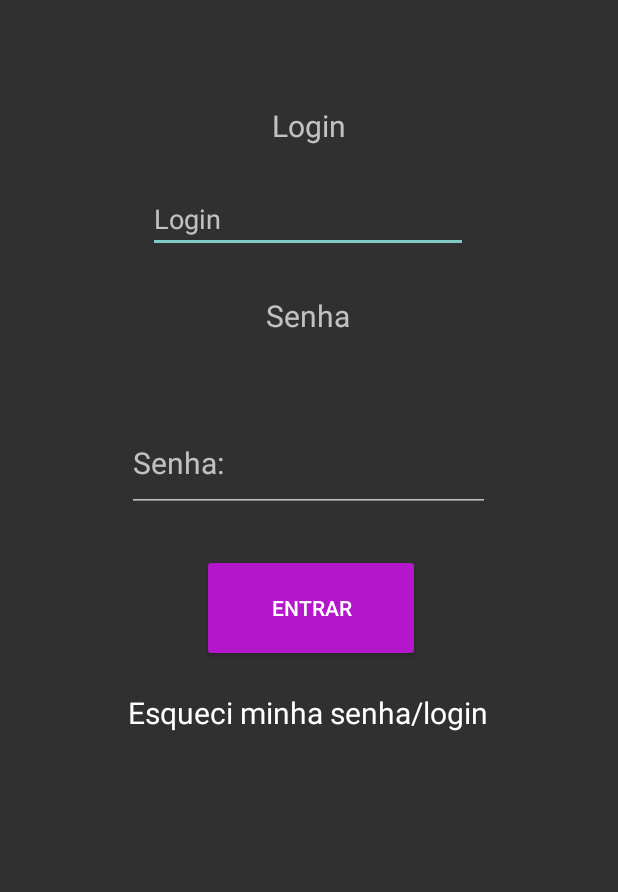
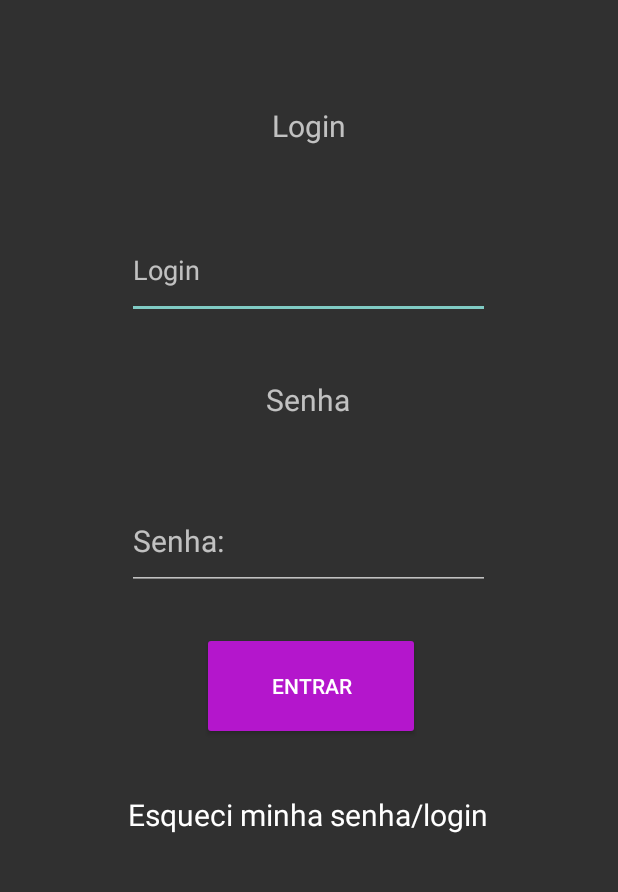
Before and after one commit to viniciusvilelaa/IMDMarketAndroid, an Android app built with Jetpack Compose: the screen it shows after launch (MainActivity), on a phone screen of 412 x 824 dp, the part 198-1090 px from its top. Run offline under Robolectric (Android 15) with nearby library versions, the phone set to English and light mode, and no system bars.

Commit message:
Adc salvamento de arquivo e pequenos ajustes visuais

```diff
--- a/app/src/main/java/com/example/imdmarketkotlin/AlterarActivity.kt
+++ b/app/src/main/java/com/example/imdmarketkotlin/AlterarActivity.kt
@@ -58,7 +58,7 @@ class AlterarActivity : AppCompatActivity() {
 
 
 
-            //Enviando listaProdutos por intent para a tela inicial
+
 
 
         }
--- a/app/src/main/java/com/example/imdmarketkotlin/FileManip.kt
+++ b/app/src/main/java/com/example/imdmarketkotlin/FileManip.kt
@@ -8,7 +8,7 @@ import kotlinx.serialization.json.Json
 import kotlinx.serialization.encodeToString
 import java.util.ArrayList
 
-//Classe FileManip para realizar a manipulação dos arquivos
+//Classe FileManip para realizar a manipulação do arquivos
 class FileManip  {
 
     //Salva o arquivo com a lista de produtos
--- a/app/src/main/java/com/example/imdmarketkotlin/InicialActivity.kt
+++ b/app/src/main/java/com/example/imdmarketkotlin/InicialActivity.kt
@@ -14,16 +14,19 @@ import java.util.ArrayList
 class InicialActivity : AppCompatActivity() {
     private lateinit var binding: ActivityInicialBinding
 
-
+    private var arquivoLista = mutableListOf<Produto>()
+    val fileManip = FileManip()
 
     override fun onCreate(savedInstanceState: Bundle?) {
         super.onCreate(savedInstanceState)
         binding = ActivityInicialBinding.inflate(layoutInflater)
         setContentView(binding.root)
 
+        arquivoLista = fileManip.loadListaProdutos(this,"produtos.json")
+
         //Recebendo lista de produtos por intent
         val produtosRecebidos = intent.getParcelableArrayListExtra<Produto>("produtos")?: mutableListOf<Produto>()
-
+        produtosRecebidos.addAll(arquivoLista)
 
         //Chamada para tela de cadastro
         binding.btnCadastrar.setOnClickListener{
@@ -63,7 +66,6 @@ class InicialActivity : AppCompatActivity() {
     override fun onDestroy() {
         super.onDestroy()
         val listaProdutos = intent.getParcelableArrayListExtra<Produto>("produtos") ?: mutableListOf<Produto>()
-        val fileManip = FileManip()
         fileManip.saveListaProdutos(this, listaProdutos)
 
     }
--- a/app/src/main/java/com/example/imdmarketkotlin/MainActivity.kt
+++ b/app/src/main/java/com/example/imdmarketkotlin/MainActivity.kt
@@ -12,8 +12,7 @@ class MainActivity : AppCompatActivity(){
 
     private lateinit var binding: ActivityMainBinding
 
-    //Instanciando a lista
-    //var listaProdutos = mutableListOf<Produto>()
+
 
     override fun onCreate(savedInstanceState: Bundle?){
         super.onCreate(savedInstanceState)
--- a/app/src/main/res/layout/activity_main.xml
+++ b/app/src/main/res/layout/activity_main.xml
@@ -32,9 +32,9 @@
 
     <EditText
         android:id="@+id/edName"
-        android:layout_width="wrap_content"
-        android:layout_height="wrap_content"
-        android:layout_marginTop="24dp"
+        android:layout_width="242dp"
+        android:layout_height="65dp"
+        android:layout_marginTop="48dp"
         android:ems="10"
         android:hint="Login"
         android:inputType="text"
@@ -47,7 +47,7 @@
         android:id="@+id/textView2"
         android:layout_width="wrap_content"
         android:layout_height="wrap_content"
-        android:layout_marginTop="28dp"
+        android:layout_marginTop="40dp"
         android:text="@string/app_senha"
         android:textSize="20sp"
         app:layout_constraintEnd_toEndOf="parent"
@@ -59,7 +59,7 @@
         android:id="@+id/edSenha"
         android:layout_width="242dp"
         android:layout_height="65dp"
-        android:layout_marginTop="52dp"
+        android:layout_marginTop="48dp"
         android:ems="10"
         android:hint="Senha:"
         android:inputType="textPassword"
@@ -86,13 +86,13 @@
         android:id="@+id/textView3"
         android:layout_width="wrap_content"
         android:layout_height="wrap_content"
-        android:layout_marginTop="20dp"
+        android:layout_marginTop="36dp"
         android:text="@string/app_esqueciSenha"
         android:textAllCaps="false"
         android:textAppearance="@style/TextAppearance.AppCompat.Body1"
         android:textSize="20sp"
         app:layout_constraintEnd_toEndOf="parent"
-        app:layout_constraintHorizontal_bias="0.498"
+        app:layout_constraintHorizontal_bias="0.497"
         app:layout_constraintStart_toStartOf="parent"
         app:layout_constraintTop_toBottomOf="@+id/btnEntrar" />
 
```
